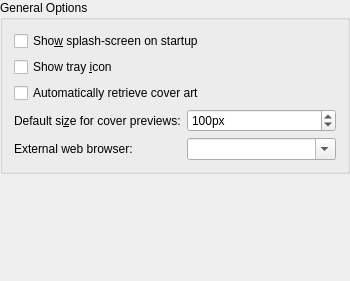
Before: the Qt Designer form src/configdialog/dialogs/GeneralConfig.ui in KDE/amarok, drawn with Qt 5.
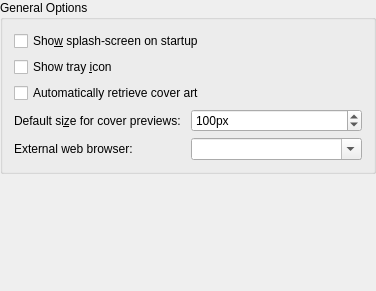
After: the same form once the commit is applied.

Commit message: Fix default size of config dialog. After Seb had removed the playlist option, the dialog had become too small.

What changed in the file:
```diff
--- a/src/configdialog/dialogs/GeneralConfig.ui
+++ b/src/configdialog/dialogs/GeneralConfig.ui
@@ -5,8 +5,8 @@
    <rect>
     <x>0</x>
     <y>0</y>
-    <width>350</width>
-    <height>281</height>
+    <width>376</width>
+    <height>291</height>
    </rect>
   </property>
   <layout class="QGridLayout" >
@@ -121,10 +121,13 @@
      <property name="orientation" >
       <enum>Qt::Vertical</enum>
      </property>
+     <property name="sizeType" >
+      <enum>QSizePolicy::MinimumExpanding</enum>
+     </property>
      <property name="sizeHint" stdset="0" >
       <size>
        <width>20</width>
-       <height>0</height>
+       <height>100</height>
       </size>
      </property>
     </spacer>
```
